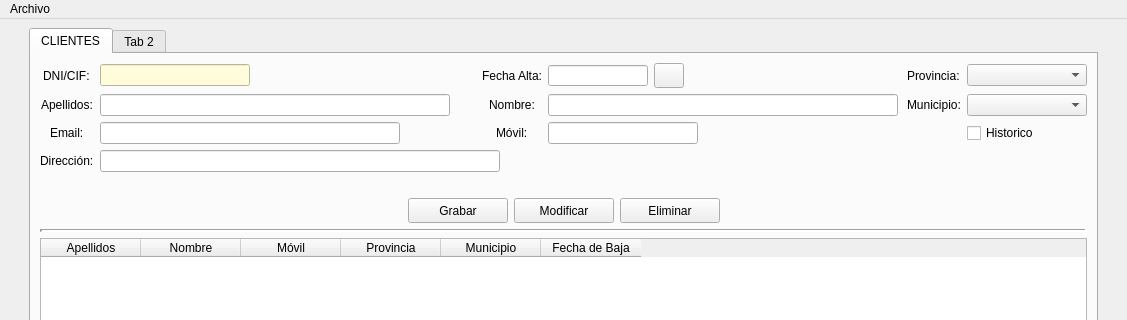
Above: templates/venPrincipal.ui from AmarinoLama/desarrolloInterfaces_Proyecto before the change; both pictures show x 0 to 1127 and y 0 to 320 of the 1127 by 802 pixel window. Below: the same form after it.
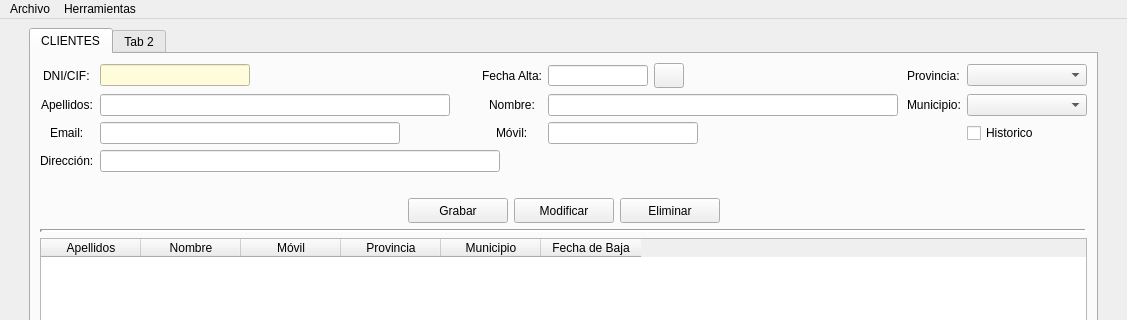
That is the form after the change. Icons and pictures are not drawn.

Commit message: feat() : añadir opcion herramientas

What changed in the file:
```diff
--- a/templates/venPrincipal.ui
+++ b/templates/venPrincipal.ui
@@ -607,7 +607,15 @@
     </property>
     <addaction name="actionSalir"/>
    </widget>
+   <widget class="QMenu" name="menuHerramientas">
+    <property name="title">
+     <string>Herramientas</string>
+    </property>
+    <addaction name="actionCrear_Backup"/>
+    <addaction name="actionCargar_Backup"/>
+   </widget>
    <addaction name="menuArchivo"/>
+   <addaction name="menuHerramientas"/>
   </widget>
   <widget class="QStatusBar" name="statusbar"/>
   <action name="actionSalir">
```
Left out of the diff: 10 changed lines with no effect on the pictures. The commit also changes 6 other files.
